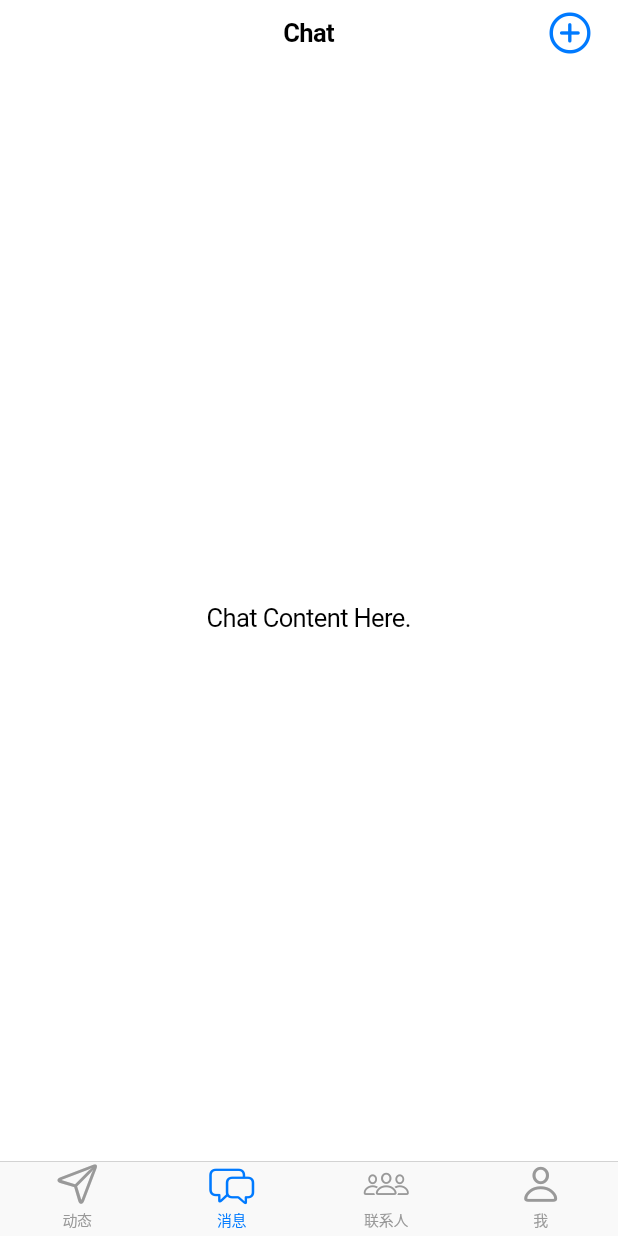
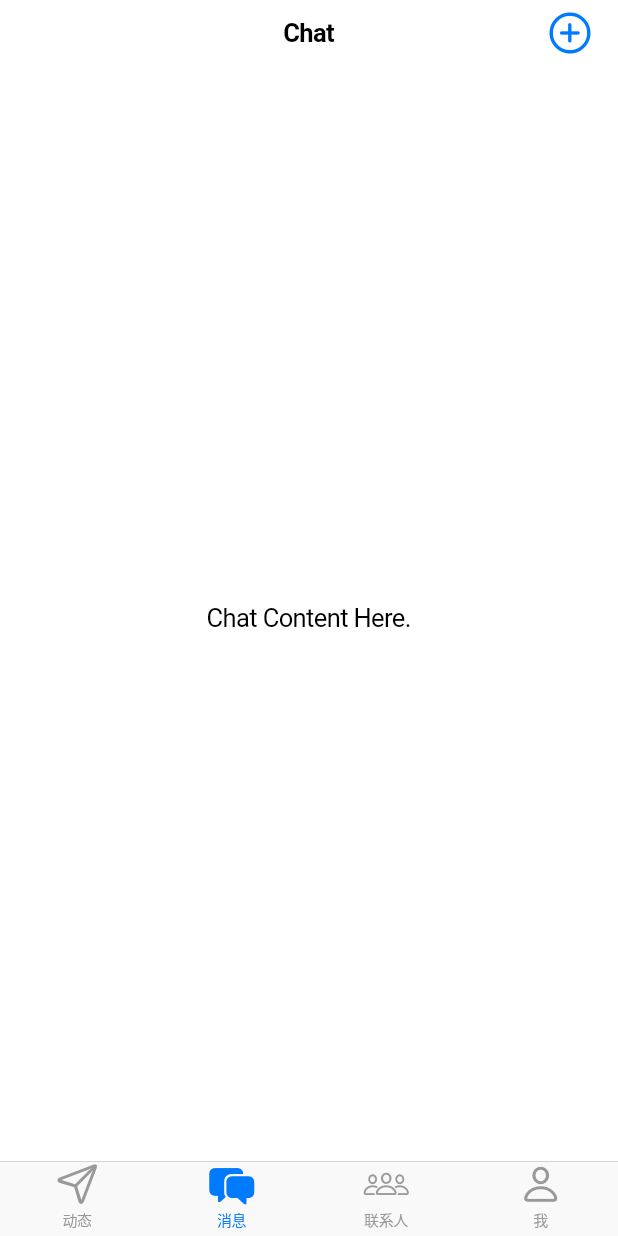
Before and after one commit to YanShuq1/chat_app, a Flutter app: the screen it shows after launch, item 2 of the bottom bar chosen, on a phone screen of 412 x 824 dp. Run offline on Flutter 3.47's test engine with Material 3 defaults, Android fonts, the light colour scheme and no system bars.

Commit message:
feat: add bottomNavigationBarItem active icon

```diff
--- a/lib/pages/home/home.dart
+++ b/lib/pages/home/home.dart
@@ -19,17 +19,25 @@ class _MyHomePageState extends State<MyHomePage> {
           items: const <BottomNavigationBarItem>[
             BottomNavigationBarItem(
               icon: Icon(CupertinoIcons.paperplane),
+              activeIcon: Icon(CupertinoIcons.paperplane_fill),
               label: '动态',
             ),
             BottomNavigationBarItem(
                 icon: Icon(
                   CupertinoIcons.bubble_left_bubble_right,
                 ),
+                activeIcon: Icon(
+                  CupertinoIcons.bubble_left_bubble_right_fill,
+                ),
                 label: '消息'),
             BottomNavigationBarItem(
-                icon: Icon(CupertinoIcons.person_3), label: '联系人'),
+                icon: Icon(CupertinoIcons.person_3),
+                activeIcon: Icon(CupertinoIcons.person_3_fill),
+                label: '联系人'),
             BottomNavigationBarItem(
-                icon: Icon(CupertinoIcons.person), label: '我'),
+                icon: Icon(CupertinoIcons.person),
+                activeIcon: Icon(CupertinoIcons.person_fill),
+                label: '我'),
           ],
         ),
         tabBuilder: (context, index) {
```
